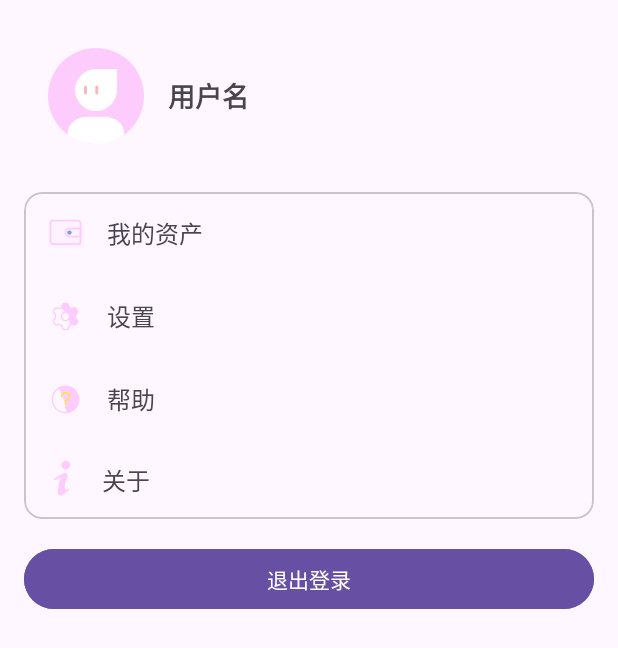
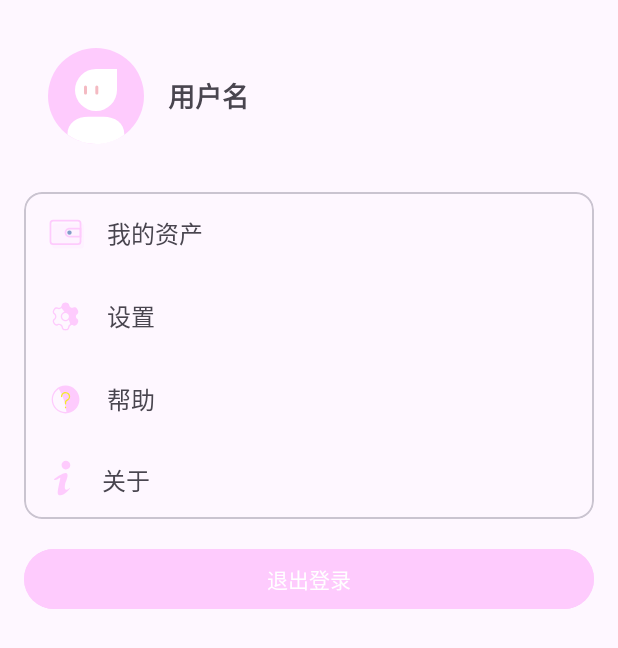
Before and after one commit to DMUGZT/Android_main, an Android app: the fragment MyFragment shown on its own in the app's theme, on a phone screen of 412 x 824 dp. Shown: the top 648 px of the screen. Run offline under Robolectric (Android 15) with nearby library versions, the phone set to English and light mode, and no system bars; 1 statement that could not run was skipped.

Commit message:
merge error

```diff
--- a/app/src/main/res/drawable/oval_background.xml
+++ b/app/src/main/res/drawable/oval_background.xml
@@ -1,7 +1,7 @@
 <?xml version="1.0" encoding="utf-8"?>
 <shape xmlns:android="http://schemas.android.com/apk/res/android"
     android:shape="oval">
-    <solid android:color="#FA9F9F"/>
+    <solid android:color="@color/pink"/>
     <size
         android:width="75dp"
         android:height="40dp"/>
--- a/app/src/main/res/layout/activity_admin.xml
+++ b/app/src/main/res/layout/activity_admin.xml
@@ -49,7 +49,8 @@
             android:id="@+id/searchButton"
             android:layout_width="wrap_content"
             android:layout_height="wrap_content"
-            android:text="查询" />
+            android:text="查询"
+            android:backgroundTint="@color/pink"/>
     </LinearLayout>
     <LinearLayout
         android:id="@+id/linear_show"
--- a/app/src/main/res/layout/fragment_my.xml
+++ b/app/src/main/res/layout/fragment_my.xml
@@ -112,6 +112,6 @@
             android:layout_height="wrap_content"
             android:text="退出登录"
             android:textColor="@android:color/white"
-            android:backgroundTint="?attr/colorPrimary" />
+            android:backgroundTint="@color/pink" />
     </LinearLayout>
 </ScrollView>
```
Also changed, not shown: app/src/main/java/com/example/test/database/IncomeDAO.java (+6 -0 lines).
